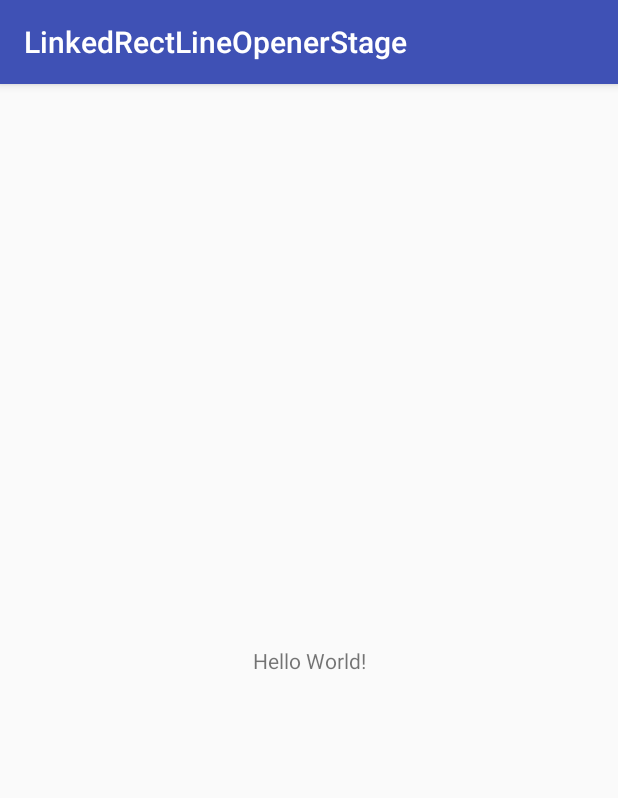
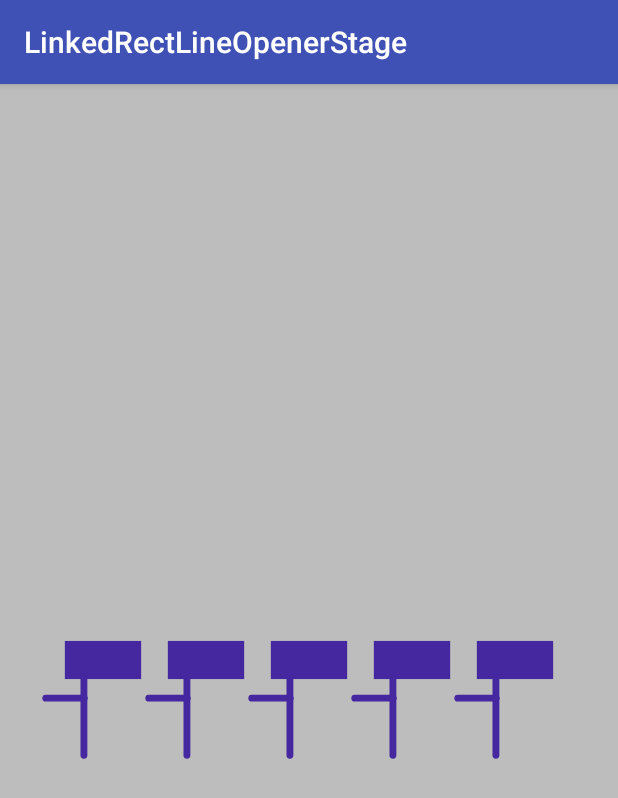
Before and after one commit to Anwesh43/LinkedRectLineOpenerStage, an Android app: the screen it shows after launch (MainActivity), on a phone screen of 412 x 824 dp. Shown: the top 798 px of the screen. Run offline under Robolectric (Android 15) with nearby library versions, the phone set to English and light mode, and no system bars.

```diff
--- a/app/build.gradle
+++ b/app/build.gradle
@@ -27,6 +27,7 @@ dependencies {
     androidTestImplementation 'com.android.support.test:runner:1.0.1'
     androidTestImplementation 'com.android.support.test.espresso:espresso-core:3.0.1'
     compile "org.jetbrains.kotlin:kotlin-stdlib-jre7:$kotlin_version"
+    compile project(":rectlineopenerstage")
 }
 repositories {
     mavenCentral()
--- a/app/src/main/java/com/anwesh/uiprojects/linkedrectlineopenerstage/MainActivity.kt
+++ b/app/src/main/java/com/anwesh/uiprojects/linkedrectlineopenerstage/MainActivity.kt
@@ -2,11 +2,12 @@ package com.anwesh.uiprojects.linkedrectlineopenerstage
 
 import android.support.v7.app.AppCompatActivity
 import android.os.Bundle
+import com.anwesh.uiprojects.rectlineopenerstage.RectLinerOpenerStage
 
 class MainActivity : AppCompatActivity() {
 
     override fun onCreate(savedInstanceState: Bundle?) {
         super.onCreate(savedInstanceState)
-        setContentView(R.layout.activity_main)
+        RectLinerOpenerStage.create(this)
     }
 }
```
